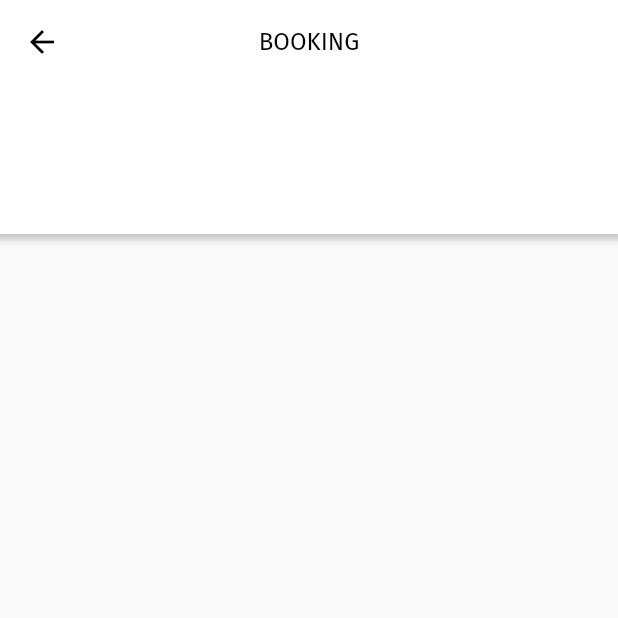
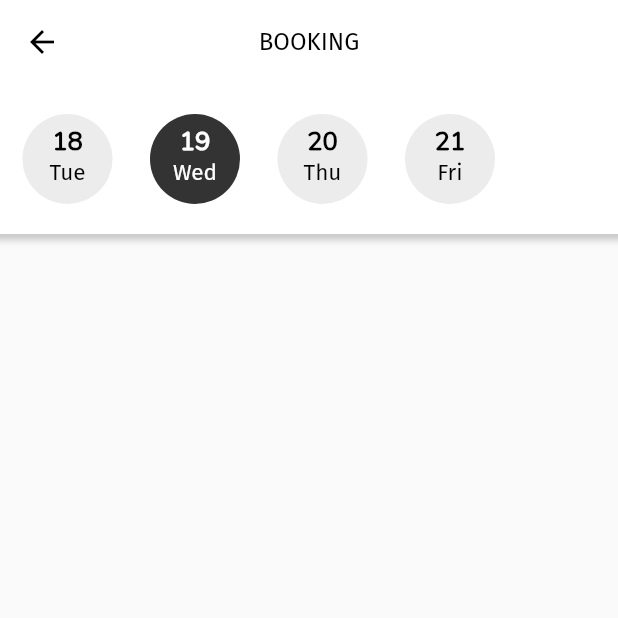
Before and after one commit to JAICHANGPARK/flutter_barber_shop, a Flutter app: the screen it shows after launch, on a phone screen of 412 x 824 dp, the top half of it. Run offline on Flutter 3.47's test engine with Material 2 defaults, Android fonts, the phone set to English and light mode, and no system bars; project files that could hold a hidden picture were left out.

Commit message:
Update main.dart

```diff
--- a/lib/main.dart
+++ b/lib/main.dart
@@ -62,14 +62,31 @@ class _MyHomePageState extends State<MyHomePage> {
                 height: 100.0,
                 decoration: BoxDecoration(boxShadow: [
                   BoxShadow(
-                      blurRadius: 3.0, color: Colors.black.withOpacity(0.2),
-                  spreadRadius: 4.0),
-                ]
-                ,
-                  color: Colors.white
-
+                      blurRadius: 3.0,
+                      color: Colors.black.withOpacity(0.2),
+                      spreadRadius: 4.0),
+                ], color: Colors.white),
+              ),
+              Positioned(
+                top: 20.0,
+                left: 15.0,
+                right: 15.0,
+                child: Container(
+                  height: 60.0,
+                  child: ListView(
+                    scrollDirection: Axis.horizontal,
+                    children: <Widget>[
+                      getDate(18, 'Tue'),
+                      SizedBox(width: 25.0),
+                      getDate(19, 'Wed'),
+                      SizedBox(width: 25.0),
+                      getDate(20, 'Thu'),
+                      SizedBox(width: 25.0),
+                      getDate(21, 'Fri'),
+                      SizedBox(width: 25.0),
+                    ],
+                  ),
                 ),
-
               )
             ],
           )
@@ -77,4 +94,65 @@ class _MyHomePageState extends State<MyHomePage> {
       ),
     );
   }
+
+  Widget getDate(int date, String day) {
+    return AnimatedContainer(
+      duration: Duration(milliseconds: 500),
+      curve: Curves.easeIn,
+      decoration: BoxDecoration(
+          borderRadius: BorderRadius.circular(30.0), color: switchColor(date)),
+      width: 60.0,
+      height: 60.0,
+      child: InkWell(
+        onTap: () {
+          selectDate(date);
+        },
+        child: Center(
+          child: Column(
+            children: <Widget>[
+              SizedBox(height: 7.0,),
+              Text(date.toString(), style: TextStyle(
+                fontSize: 17.0,
+                fontFamily: 'Nunito',
+                fontWeight: FontWeight.bold,
+                color: switchContentColor(date),
+              ),),
+
+              Text(
+                day,
+                style: TextStyle(
+                  fontFamily: 'FiraSans',
+                  fontSize: 15.0,
+                  color: switchContentColor(date),
+                ),
+              )
+
+            ],
+          ),
+        ),
+      ),
+    );
+  }
+
+  Color switchColor(date) {
+    if (date == selectedDate) {
+      return Colors.black.withOpacity(0.8);
+    }else{
+      return Colors.grey.withOpacity(0.2);
+    }
+  }
+
+  Color switchContentColor(date){
+    if(date == selectedDate){
+      return Colors.white;
+    }else{
+      return Colors.black;
+    }
+  }
+
+  selectDate(date) {
+    setState(() {
+      selectedDate = date;
+    });
+  }
 }
```
